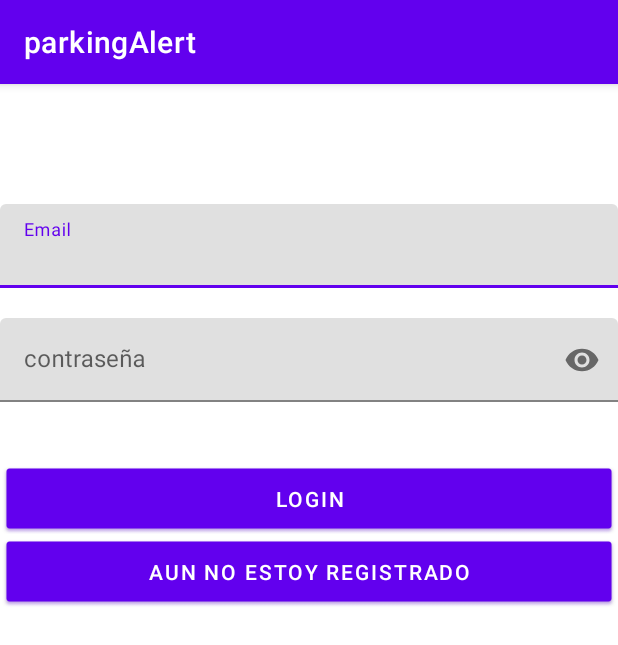
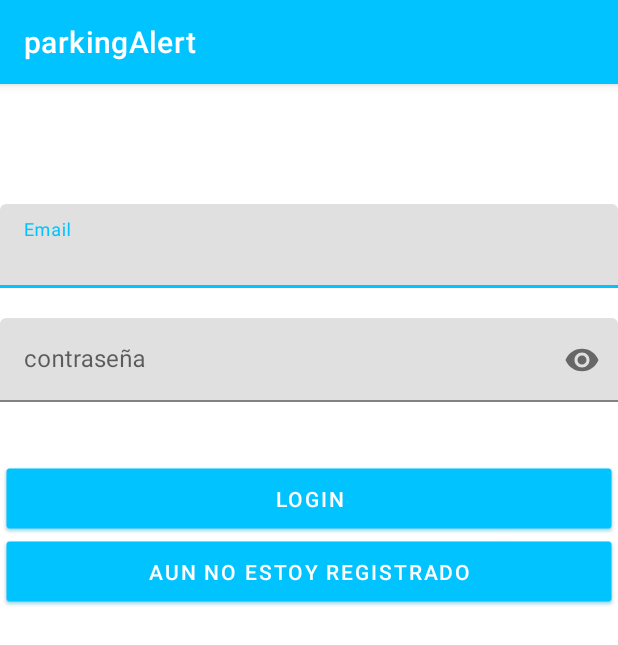
Before and after one commit to jorgeiras/parkingAlert, an Android app: the screen it shows after launch (LoginActivity), on a phone screen of 412 x 824 dp. Shown: the top 645 px of the screen. Run offline under Robolectric (Android 15) with nearby library versions, the phone set to English and light mode, and no system bars; our stand-ins replace Firebase (no records; nobody signed in at launch, a user with empty details on screens opened directly).

Commit message:
Cambio del color principal de la aplicacion a azul.

```diff
--- a/app/src/main/res/values/themes.xml
+++ b/app/src/main/res/values/themes.xml
@@ -2,7 +2,7 @@
     <!-- Base application theme. -->
     <style name="Theme.ParkingAlert" parent="Theme.MaterialComponents.DayNight.DarkActionBar">
         <!-- Primary brand color. -->
-        <item name="colorPrimary">@color/purple_500</item>
+        <item name="colorPrimary">#00c3ff</item>
         <item name="colorPrimaryVariant">@color/purple_700</item>
         <item name="colorOnPrimary">@color/white</item>
         <!-- Secondary brand color. -->
```
